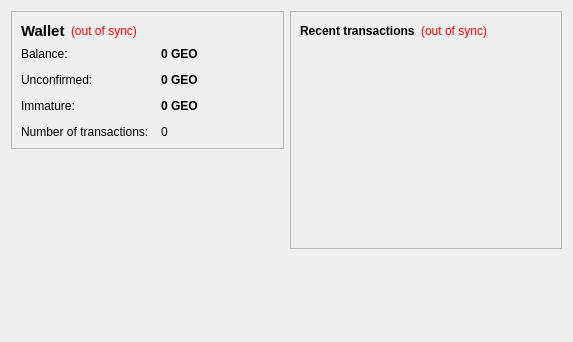
Before: the Qt Designer form src/qt/forms/overviewpage.ui in lawiz22/wizcoin, drawn with Qt 5.
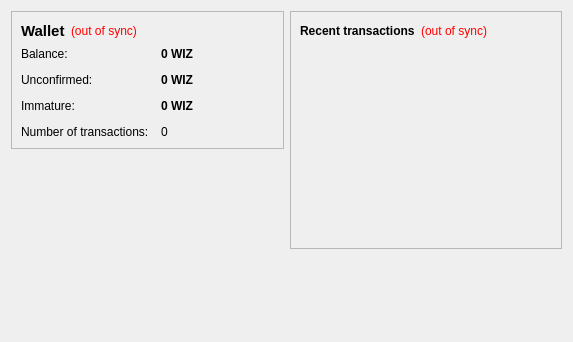
After: the same form once the commit is applied.

```diff
--- a/src/qt/forms/overviewpage.ui
+++ b/src/qt/forms/overviewpage.ui
@@ -105,7 +105,7 @@
              <string>Your current balance</string>
             </property>
             <property name="text">
-             <string notr="true">0 GEO</string>
+             <string notr="true">0 WIZ</string>
             </property>
             <property name="textInteractionFlags">
              <set>Qt::LinksAccessibleByMouse|Qt::TextSelectableByKeyboard|Qt::TextSelectableByMouse</set>
@@ -134,7 +134,7 @@
              <string>Total of transactions that have yet to be confirmed, and do not yet count toward the current balance</string>
             </property>
             <property name="text">
-             <string notr="true">0 GEO</string>
+             <string notr="true">0 WIZ</string>
             </property>
             <property name="textInteractionFlags">
              <set>Qt::LinksAccessibleByMouse|Qt::TextSelectableByKeyboard|Qt::TextSelectableByMouse</set>
@@ -177,7 +177,7 @@
              <string>Mined balance that has not yet matured</string>
             </property>
             <property name="text">
-             <string notr="true">0 GEO</string>
+             <string notr="true">0 WIZ</string>
             </property>
             <property name="textInteractionFlags">
              <set>Qt::LinksAccessibleByMouse|Qt::TextSelectableByKeyboard|Qt::TextSelectableByMouse</set>
```
